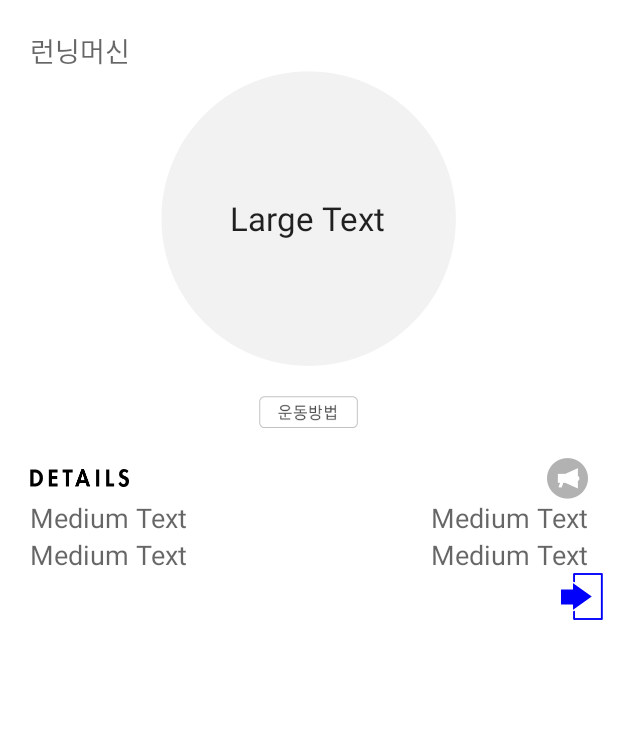
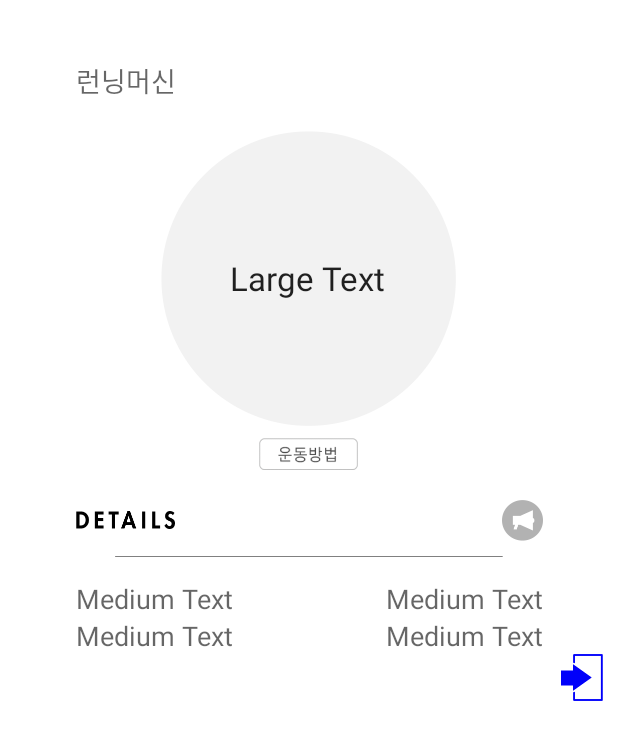
Before and after one commit to FITSY/android, an Android app: the ExerciseActivity screen opened directly, with no data from a screen before it, on a phone screen of 412 x 824 dp. Shown: the top 740 px of the screen. Run offline under Robolectric (Android 15) with nearby library versions, the phone set to English and light mode, and no system bars; our stand-ins replace ButterKnife; 4 statements that could not run were skipped.

Commit message:
edit layout

```diff
--- a/app/src/main/java/com/example/syoung/fitsy/main/ExerciseActivity.java
+++ b/app/src/main/java/com/example/syoung/fitsy/main/ExerciseActivity.java
@@ -20,6 +20,7 @@ import butterknife.ButterKnife;
 import butterknife.OnClick;
 import butterknife.OnItemClick;
 
+//TODO : Exercise Name 대문자로 변환 _ => ' '로 변환
 public class ExerciseActivity extends Activity {
 
     @Bind(R.id.exerciseFinishBtn) ImageButton exerciseFinishBtn;
--- a/app/src/main/java/com/example/syoung/fitsy/main/ExerciseMethodActivity.java
+++ b/app/src/main/java/com/example/syoung/fitsy/main/ExerciseMethodActivity.java
@@ -19,6 +19,8 @@ import butterknife.Bind;
 import butterknife.ButterKnife;
 import butterknife.OnClick;
 
+//TODO : Exercise Name 대문자로 변환 _ => ' '로 변환
+//TODO : list view 밑에 라인 없애기
 public class ExerciseMethodActivity extends Activity {
 
     @Bind(R.id.exercise_method_btn_off) ImageButton exerciseMethodOffBtn;
--- a/app/src/main/res/layout/activity_fitsy_main_exercise.xml
+++ b/app/src/main/res/layout/activity_fitsy_main_exercise.xml
@@ -15,8 +15,9 @@
         <TextView
             android:layout_width="wrap_content"
             android:layout_height="wrap_content"
-            android:layout_marginLeft="20dp"
-            android:layout_marginTop="20dp"
+            android:layout_marginLeft="50.6dp"
+            android:layout_marginTop="40dp"
+            android:layout_marginBottom="20dp"
             android:textAppearance="?android:attr/textAppearanceMedium"
             android:id="@+id/exercise_name"
             android:text="런닝머신"/>
@@ -48,7 +49,7 @@
             android:layout_height="wrap_content"
             android:id="@+id/exercise_method_btn"
             android:layout_gravity="center"
-            android:layout_marginTop="20dp"
+            android:layout_marginTop="8.33dp"
             android:layout_marginBottom="20dp"
             android:background="@null"
             android:src = "@drawable/btn_exercise_main_method"/>
@@ -58,6 +59,7 @@
             android:layout_height="wrap_content"
             android:layout_gravity="center_horizontal"
             android:orientation="horizontal"
+            android:layout_marginBottom="10dp"
             android:weightSum="1">
 
             <ImageView
@@ -65,7 +67,7 @@
                 android:layout_height="wrap_content"
                 android:layout_gravity="center_vertical"
                 android:src ="@drawable/details_word"
-                android:layout_marginLeft="20dp"/>
+                android:layout_marginLeft="50.6dp"/>
 
             <View
                 android:layout_width="0dp"
@@ -75,10 +77,18 @@
             <ImageButton
                 android:layout_width="wrap_content"
                 android:layout_height="wrap_content"
-                android:layout_marginRight="20dp"
+                android:layout_marginRight="50dp"
                 android:background="@null"
                 android:src="@drawable/btn_sound_off" />
         </LinearLayout>
+
+        <ImageView
+            android:layout_width="wrap_content"
+            android:layout_height="wrap_content"
+            android:id="@+id/line"
+            android:src="@drawable/line"
+            android:layout_gravity="center_horizontal"
+            android:layout_marginBottom="15dp"/>
 
         <LinearLayout
             android:layout_width="match_parent"
@@ -90,7 +100,7 @@
             <TextView
                 android:layout_width="wrap_content"
                 android:layout_height="wrap_content"
-                android:layout_marginLeft="20dp"
+                android:layout_marginLeft="50.6dp"
                 android:textAppearance="?android:attr/textAppearanceMedium"
                 android:text="Medium Text"
                 android:id="@+id/exercise_option_one_key" />
@@ -105,7 +115,7 @@
                 android:layout_height="wrap_content"
                 android:textAppearance="?android:attr/textAppearanceMedium"
                 android:text="Medium Text"
-                android:layout_marginRight="20dp"
+                android:layout_marginRight="50dp"
                 android:id="@+id/exercise_option_one_value" />
 
 
@@ -125,7 +135,7 @@
                 android:textAppearance="?android:attr/textAppearanceMedium"
                 android:text="Medium Text"
                 android:id="@+id/exercise_option_two_key"
-                android:layout_marginLeft="20dp" />
+                android:layout_marginLeft="50.6dp" />
 
             <View
                 android:layout_width="0dp"
@@ -138,25 +148,26 @@
                 android:textAppearance="?android:attr/textAppearanceMedium"
                 android:text="Medium Text"
                 android:id="@+id/exercise_option_two_value"
-                android:layout_marginRight="20dp" />
+                android:layout_marginRight="50dp" />
 
 
         </LinearLayout>
 
-        <ImageButton
+        <LinearLayout
             android:layout_width="wrap_content"
             android:layout_height="wrap_content"
-            android:layout_marginRight="10dp"
-            android:layout_gravity="right"
-            android:background="@null"
-            android:id = "@+id/exerciseFinishBtn"
-            android:src="@drawable/exit" />
-
-        <LinearLayout
-            android:layout_width="wrap_content"
-            android:layout_height="100dp"
+            android:orientation="vertical"
             android:layout_gravity="bottom|center"
             android:gravity="bottom">
+            <ImageButton
+                android:layout_width="wrap_content"
+                android:layout_height="wrap_content"
+                android:layout_marginRight="10dp"
+                android:layout_gravity="right"
+                android:layout_marginBottom="11dp"
+                android:background="@null"
+                android:id = "@+id/exerciseFinishBtn"
+                android:src="@drawable/exit" />
             <com.example.syoung.fitsy.common.HorizontalListView
                 android:id="@+id/main_now_exercise_course_list"
                 android:layout_width="wrap_content"
```
Also changed, not shown: app/src/main/res/layout/activity_fitsy_main_exercise_method.xml (+17 -6 lines), app/src/main/res/layout/activity_nfc_read.xml (+14 -12 lines), app/src/main/res/layout/fragment_fitsy_main.xml (+9 -6 lines).
